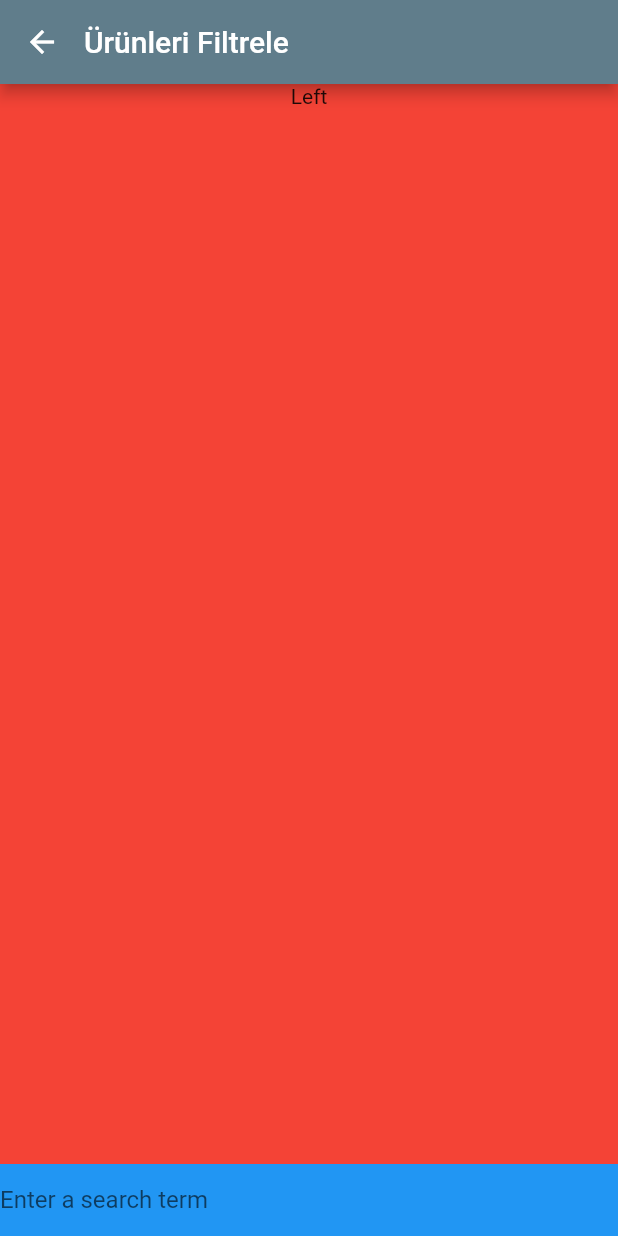
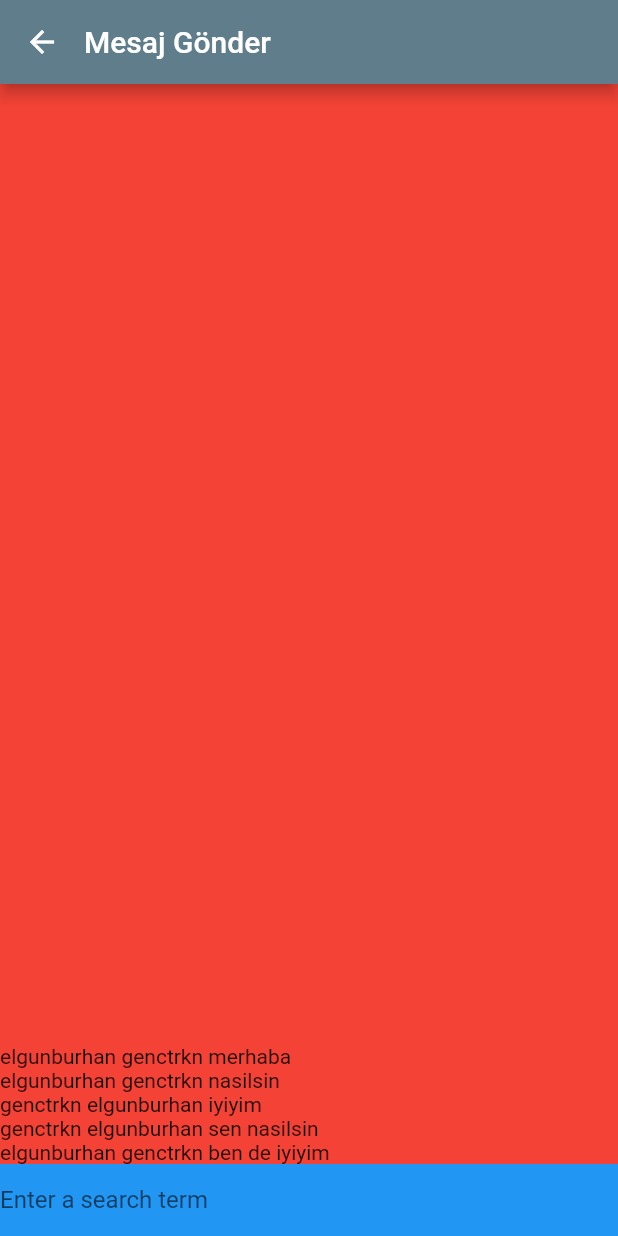
Before and after one commit to burhanelgun/kampusell-mobile, a Flutter app: the SendMessageToSellerScreen screen opened by its route, on a phone screen of 412 x 824 dp. Run offline on Flutter 3.47's test engine with Material 2 defaults, Android fonts, the phone set to English and light mode, and no system bars; our stand-ins replace firebase_database, firebase_storage, flutter_secure_storage, image_picker; accounts and stored records are empty; network calls fail.

Commit message:
Implement dynamic list of messages and adding new messages to the list

```diff
--- /dev/null
+++ b/lib/model/message.dart
@@ -0,0 +1,31 @@
+class Message {
+  String senderUsername;
+  String receiverUsername;
+  String messageContent;
+
+
+  Message(this.senderUsername, this.receiverUsername, this.messageContent);
+
+  static List<Message> fetchAll() {
+    return [
+      Message('elgunburhan', 'genctrkn', "merhaba"),
+      Message('elgunburhan', 'genctrkn', "nasilsin"),
+      Message('genctrkn', 'elgunburhan', "iyiyim"),
+      Message('genctrkn', 'elgunburhan', "sen nasilsin"),
+      Message('elgunburhan', 'genctrkn', "ben de iyiyim"),
+    ];
+  }
+
+  Message.fromJson(Map<String, dynamic> json) {
+    this.senderUsername = json['senderUsername'].toString();
+    this.receiverUsername = json['receiverUsername'].toString();
+    this.messageContent = json['messageContent'].toString();
+
+  }
+
+  Map<String, dynamic> toJson() => {
+    'senderUsername': senderUsername,
+    'receiverUsername': receiverUsername,
+    'messageContent': messageContent,
+  };
+}
--- /dev/null
+++ b/lib/screens/send-message-to-seller/message-item.dart
@@ -0,0 +1,21 @@
+import 'package:flutter/cupertino.dart';
+import 'package:flutter/material.dart';
+import 'package:kampusell/model/message.dart';
+import 'package:kampusell/model/product.dart';
+
+import '../../main.dart';
+
+class MessageItem extends StatelessWidget {
+    Message message;
+
+    MessageItem(this.message);
+
+    @override
+    Widget build(BuildContext context) {
+        return Container(
+            child: Text(message.senderUsername+" "+ message.receiverUsername
+            +" "+message.messageContent),
+        );
+    }
+
+}
--- a/lib/states/_SendMessageToSellerState.dart
+++ b/lib/states/_SendMessageToSellerState.dart
@@ -1,6 +1,8 @@
 import 'package:flutter/cupertino.dart';
 import 'package:flutter/material.dart';
+import 'package:kampusell/model/message.dart';
 import 'package:kampusell/screens/filter-settings/filter-settings.dart';
+import 'package:kampusell/screens/send-message-to-seller/message-item.dart';
 import 'package:kampusell/screens/send-message-to-seller/send-message-to-seller.dart';
 
 class SendMessageToSellerState extends State<SendMessageToSellerScreen> {
@@ -9,18 +11,34 @@ class SendMessageToSellerState extends State<SendMessageToSellerScreen> {
   final _formKey = GlobalKey<FormState>();
   final minPriceController = TextEditingController();
   final maxPriceController = TextEditingController();
+  TextEditingController messageTextController = TextEditingController();
+
+  List<Message> messages = List();
 
   @override
   void initState() {
     super.initState();
+    messages = Message.fetchAll();
   }
 
   @override
   Widget build(BuildContext context) {
+    if (messages == null) {
+      Scaffold(
+          appBar: new AppBar(
+            titleSpacing: 0.0,
+            title: Text("Mesaj Gönder"),
+          ),
+          body: Container(
+            child: Center(
+              child: Text("Loading..."),
+            ),
+          ));
+    } else {
       return Scaffold(
           appBar: new AppBar(
             titleSpacing: 0.0,
-          title: Text("Ürünleri Filtrele"),
+            title: Text("Mesaj Gönder"),
           ),
           body: Container(
             color: Colors.blue,
@@ -31,7 +49,17 @@ class SendMessageToSellerState extends State<SendMessageToSellerScreen> {
                     height: double.infinity,
                     width: double.infinity,
                     color: Colors.red,
-                  child: Text('Left', textAlign: TextAlign.center),
+                    child: ListView.builder(
+                      reverse: true,
+                      scrollDirection: Axis.vertical,
+                      shrinkWrap: true,
+                      itemCount: messages.length,
+                      itemBuilder: (context, index) {
+                        MessageItem messageItem = new MessageItem(messages[messages.length - index - 1]);
+
+                        return messageItem;
+                      },
+                    ),
                   ),
                 ),
                 TextField(
@@ -39,6 +67,10 @@ class SendMessageToSellerState extends State<SendMessageToSellerScreen> {
                       border: InputBorder.none,
                       hintText: 'Enter a search term'
                   ),
+                  controller: messageTextController,
+                  onSubmitted: _onSearchTextSubmitted(),
+                  onChanged: _onSearchTextChanged(),
+                  onEditingComplete: () => _onSearchTextEditingComplete(),
 
                 )
               ],
@@ -47,3 +79,29 @@ class SendMessageToSellerState extends State<SendMessageToSellerScreen> {
       );
     }
   }
+
+
+  _onSearchTextEditingComplete() {
+
+    print("onsearchtexteditingcomplete");
+    print("text:"+ messageTextController.text);
+    setState(() {
+      messages.add(new Message(messageTextController.text, messageTextController.text, messageTextController.text));
+    });
+
+
+  }
+
+  _onSearchTextSubmitted() {
+    print("onsubmitted");
+    print("text:"+ messageTextController.text);
+
+  }
+
+  _onSearchTextChanged() {
+    print("onchanged");
+    print("text:"+ messageTextController.text);
+
+  }
+
+}
```
Lines whose indentation alone changed are shown as unchanged.
